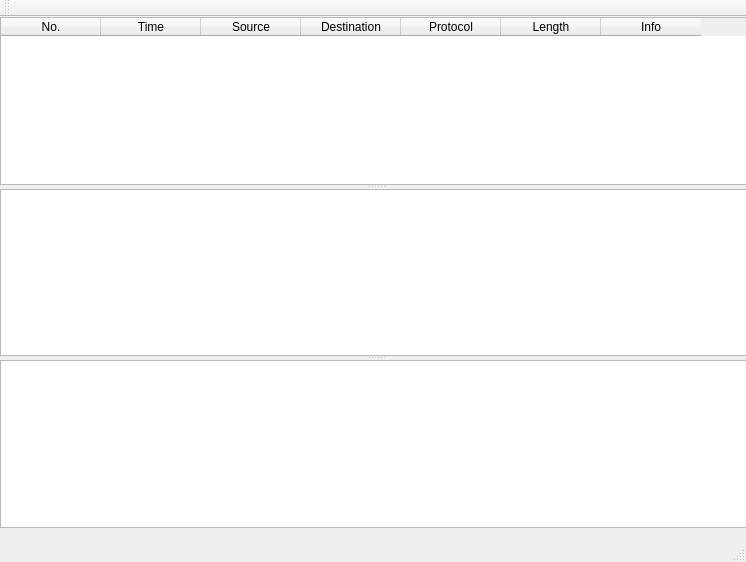
First picture: the form in opensf.ui, repository YvesChan/OpenSF, before the edit.
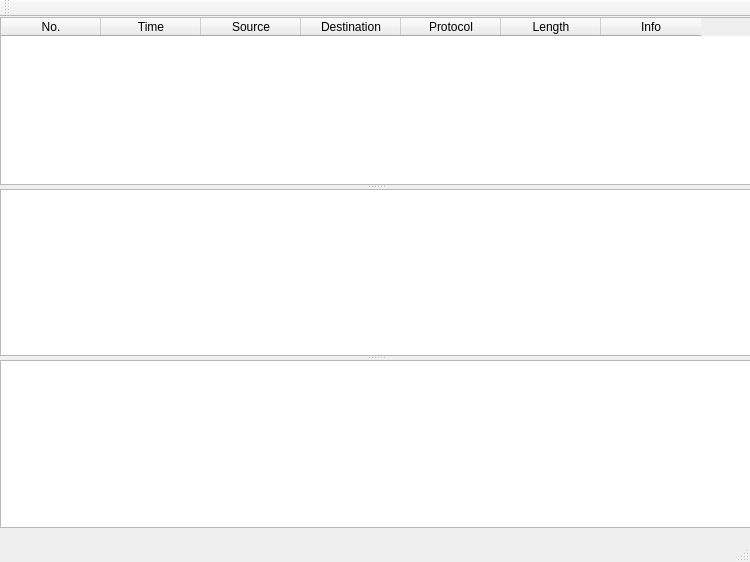
Second picture: the form after the edit.

Diff of the .ui file:
```diff
--- a/opensf.ui
+++ b/opensf.ui
@@ -6,7 +6,7 @@
    <rect>
     <x>0</x>
     <y>0</y>
-    <width>746</width>
+    <width>750</width>
     <height>562</height>
    </rect>
   </property>
```
Left out of the diff: 2 changed lines with no effect on the pictures.
